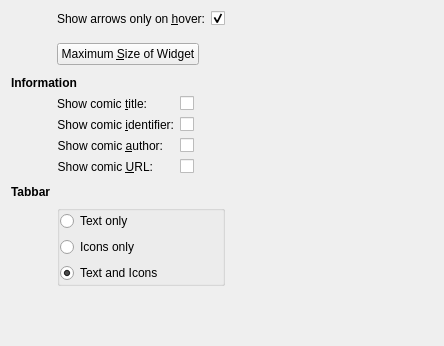
This is applets/comic/appearanceSettings.ui in KDE/kdeplasma-addons as Qt 5 draws it before an edit. The edited form follows.
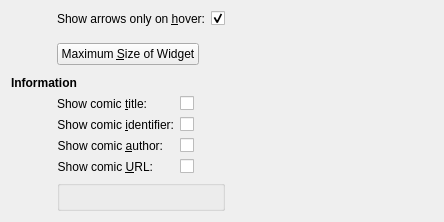
This is the edited form. Custom widgets are drawn as their Qt base class.

Commit message: removed tabbar display option removed imagewidget removed unused ArrowWidget declarations

The edit to the form file:
```diff
--- a/applets/comic/appearanceSettings.ui
+++ b/applets/comic/appearanceSettings.ui
@@ -7,7 +7,7 @@
     <x>0</x>
     <y>0</y>
     <width>444</width>
-    <height>346</height>
+    <height>220</height>
    </rect>
   </property>
   <property name="minimumSize">
@@ -220,49 +220,7 @@
      </item>
     </layout>
    </item>
-   <item row="4" column="0">
-    <spacer name="verticalSpacer_5">
-     <property name="orientation">
-      <enum>Qt::Vertical</enum>
-     </property>
-     <property name="sizeType">
-      <enum>QSizePolicy::Fixed</enum>
-     </property>
-     <property name="sizeHint" stdset="0">
-      <size>
-       <width>40</width>
-       <height>5</height>
-      </size>
-     </property>
-    </spacer>
-   </item>
-   <item row="5" column="0">
-    <widget class="QLabel" name="label_2">
-     <property name="font">
-      <font>
-       <weight>75</weight>
-       <bold>true</bold>
-      </font>
-     </property>
-     <property name="text">
-      <string>Tabbar</string>
-     </property>
-    </widget>
-   </item>
-   <item row="7" column="1">
-    <spacer name="verticalSpacer">
-     <property name="orientation">
-      <enum>Qt::Vertical</enum>
-     </property>
-     <property name="sizeHint" stdset="0">
-      <size>
-       <width>20</width>
-       <height>40</height>
-      </size>
-     </property>
-    </spacer>
-   </item>
-   <item row="6" column="1">
+   <item row="4" column="1">
     <widget class="KButtonGroup" name="kbuttongroup">
      <property name="title">
       <string/>
@@ -274,30 +232,6 @@
       <property name="margin">
        <number>0</number>
       </property>
-      <item>
-       <widget class="QRadioButton" name="radioButton_1">
-        <property name="text">
-         <string comment="Tabbar will show text only">Text only</string>
-        </property>
-       </widget>
-      </item>
-      <item>
-       <widget class="QRadioButton" name="radioButton_2">
-        <property name="text">
-         <string comment="Tabbar will show icons only">Icons only</string>
-        </property>
-       </widget>
-      </item>
-      <item>
-       <widget class="QRadioButton" name="radioButton_3">
-        <property name="text">
-         <string comment="Tabbar will show both text and icons">Text and Icons</string>
-        </property>
-        <property name="checked">
-         <bool>true</bool>
-        </property>
-       </widget>
-      </item>
      </layout>
     </widget>
    </item>
```
Left out of the diff: 32 changed lines with no effect on the pictures. The commit also changes 6 other files.
